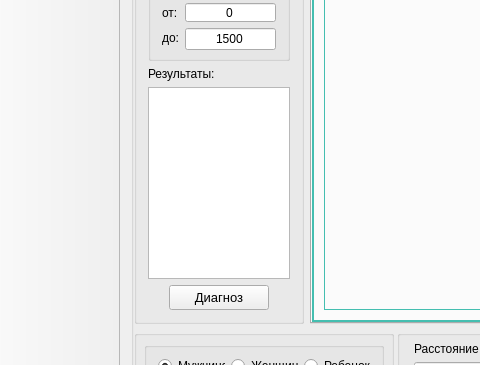
Old version of the form mainwindow.ui in the repository mihail727/ekp; both pictures show x 0 to 480 and y 140 to 505 of the 1174 by 705 pixel window.
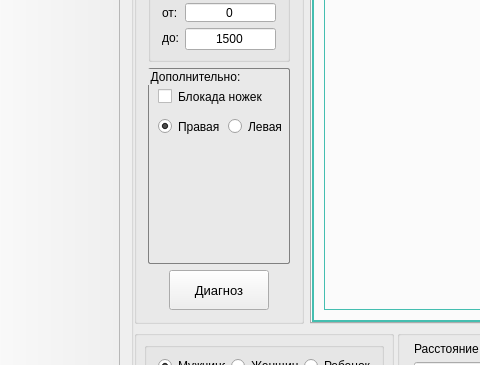
New version of the form. Icons and pictures are not drawn. Custom widgets are drawn as their Qt base class.

Patch:
```diff
--- a/mainwindow.ui
+++ b/mainwindow.ui
@@ -22,7 +22,7 @@
   <property name="minimumSize">
    <size>
     <width>0</width>
-    <height>705</height>
+    <height>0</height>
    </size>
   </property>
   <property name="windowTitle">
@@ -485,44 +485,66 @@
              </widget>
             </item>
             <item>
-             <widget class="QLabel" name="label">
-              <property name="sizePolicy">
-               <sizepolicy hsizetype="Preferred" vsizetype="Fixed">
-                <horstretch>0</horstretch>
-                <verstretch>0</verstretch>
-               </sizepolicy>
-              </property>
-              <property name="text">
-               <string>Результаты:</string>
-              </property>
-             </widget>
-            </item>
-            <item>
-             <widget class="QTextEdit" name="textEdit">
-              <property name="sizePolicy">
-               <sizepolicy hsizetype="Expanding" vsizetype="Expanding">
-                <horstretch>0</horstretch>
-                <verstretch>0</verstretch>
-               </sizepolicy>
-              </property>
-              <property name="minimumSize">
-               <size>
-                <width>0</width>
-                <height>140</height>
-               </size>
-              </property>
-              <property name="maximumSize">
-               <size>
-                <width>16777215</width>
-                <height>16777215</height>
-               </size>
-              </property>
+             <widget class="QGroupBox" name="groupBox_2">
               <property name="styleSheet">
-               <string notr="true"/>
+               <string notr="true">	border:1px solid gray;
+	border-radius:2px;
+	margin-top:1ex;</string>
               </property>
-              <property name="readOnly">
-               <bool>true</bool>
+              <property name="title">
+               <string>Дополнительно:</string>
               </property>
+              <widget class="QRadioButton" name="radioButton_5">
+               <property name="geometry">
+                <rect>
+                 <x>10</x>
+                 <y>50</y>
+                 <width>61</width>
+                 <height>17</height>
+                </rect>
+               </property>
+               <property name="styleSheet">
+                <string notr="true">border:0px;</string>
+               </property>
+               <property name="text">
+                <string>Правая</string>
+               </property>
+               <property name="checked">
+                <bool>true</bool>
+               </property>
+              </widget>
+              <widget class="QCheckBox" name="checkBox">
+               <property name="geometry">
+                <rect>
+                 <x>10</x>
+                 <y>20</y>
+                 <width>111</width>
+                 <height>17</height>
+                </rect>
+               </property>
+               <property name="styleSheet">
+                <string notr="true">border:0px;</string>
+               </property>
+               <property name="text">
+                <string>Блокада ножек</string>
+               </property>
+              </widget>
+              <widget class="QRadioButton" name="radioButton_4">
+               <property name="geometry">
+                <rect>
+                 <x>80</x>
+                 <y>50</y>
+                 <width>61</width>
+                 <height>17</height>
+                </rect>
+               </property>
+               <property name="styleSheet">
+                <string notr="true">border:0px;</string>
+               </property>
+               <property name="text">
+                <string>Левая</string>
+               </property>
+              </widget>
              </widget>
             </item>
             <item alignment="Qt::AlignHCenter">
```
Left out of the diff: 6 changed lines with no effect on the pictures.
